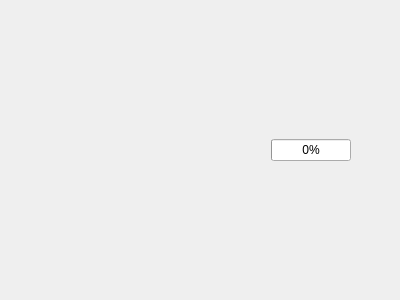
Above: GUI/Widgets/TaskProgress.ui from FelixdelasPozas/EspINA before the change. Below: the same form after it.
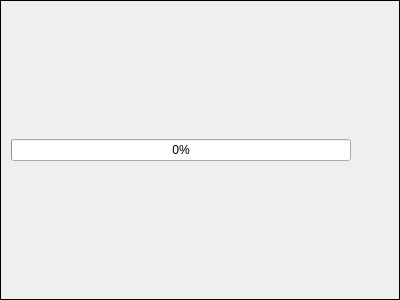
That is the form after the change. Icons and pictures are not drawn.

Patch:
```diff
--- a/GUI/Widgets/TaskProgress.ui
+++ b/GUI/Widgets/TaskProgress.ui
@@ -10,30 +10,21 @@
     <height>300</height>
    </rect>
   </property>
+  <property name="styleSheet">
+   <string notr="true">QWidget#TaskProgress{
+border-style: outset;
+border-width: 1px;
+border-color: black;
+}</string>
+  </property>
   <layout class="QHBoxLayout" name="horizontalLayout">
    <item>
-    <widget class="QLabel" name="m_descriptionLabel">
+    <widget class="QProgressBar" name="m_progressBar">
      <property name="sizePolicy">
-      <sizepolicy hsizetype="MinimumExpanding" vsizetype="Maximum">
+      <sizepolicy hsizetype="MinimumExpanding" vsizetype="Fixed">
        <horstretch>0</horstretch>
        <verstretch>0</verstretch>
       </sizepolicy>
-     </property>
-     <property name="text">
-      <string/>
-     </property>
-     <property name="margin">
-      <number>4</number>
-     </property>
-    </widget>
-   </item>
-   <item>
-    <widget class="QProgressBar" name="m_progressBar">
-     <property name="maximumSize">
-      <size>
-       <width>80</width>
-       <height>16777215</height>
-      </size>
      </property>
      <property name="value">
       <number>0</number>
```
